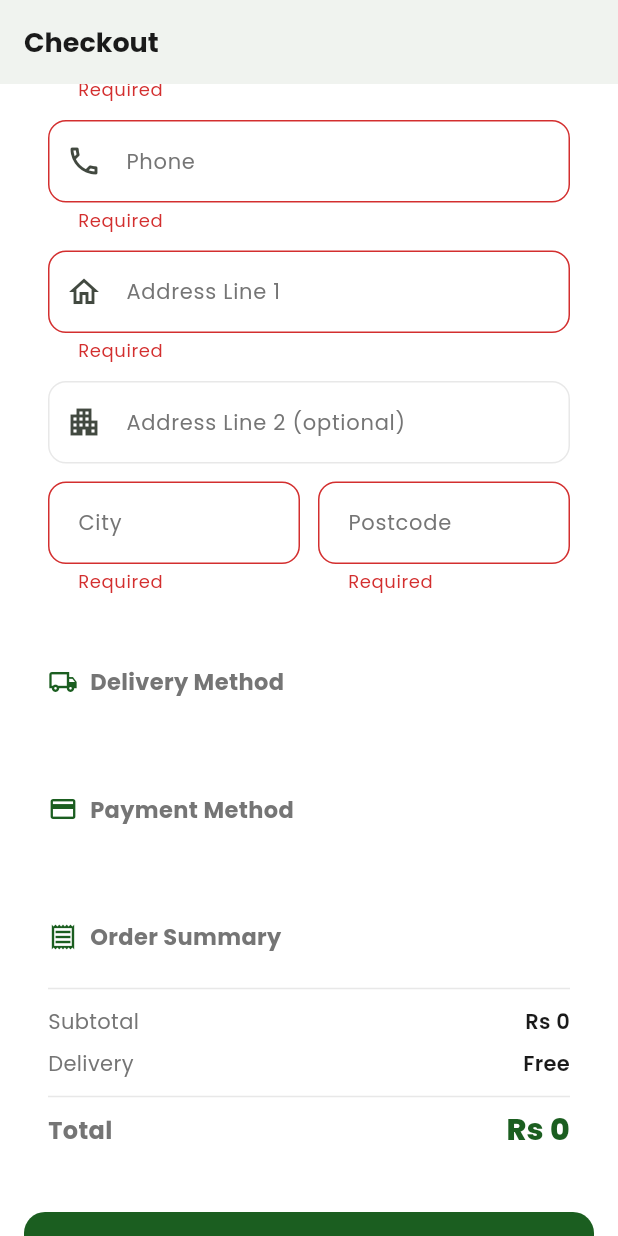
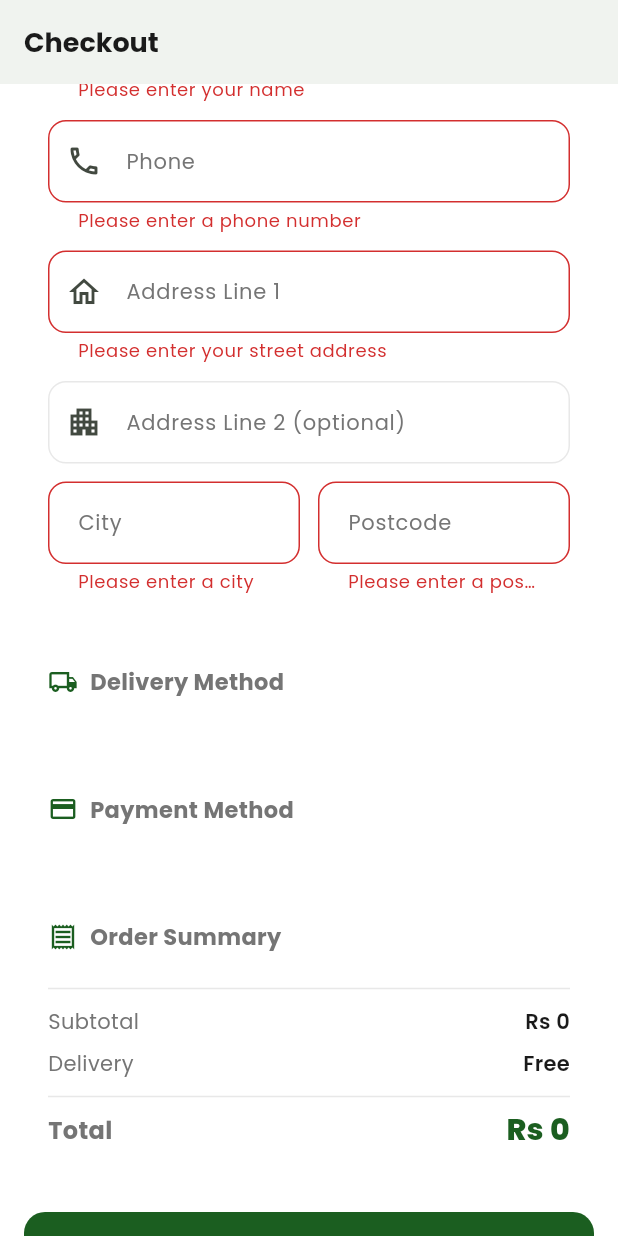
Before and after one commit to rijbai18-beep/forest-shoes, a Flutter app: the CheckoutScreen screen opened by its route, scrolled down 132 dp, after a tap on "Place Order", on a phone screen of 412 x 824 dp. Run offline on Flutter 3.47's test engine with Material 3 defaults, Android fonts, the phone set to English and light mode, and no system bars; drawn by our look-alikes of overlay_support; our stand-ins replace cached_network_image, carousel_slider, cloud_firestore, firebase_auth, firebase_core, firebase_messaging and 12 more; accounts and stored records are empty.

Commit message:
Replace all technical error messages with user-friendly copy
- Cart: coupon placeholder no longer leaks internal 'connect Firebase
  Functions' message; catch block no longer exposes raw exceptions
- Checkout: order failure strips 'Exception:' prefix so the
  stock-out message reads naturally; all 'Required' validators are
  now field-specific (name / phone / address / city / postcode)
- Profile: photo upload failure and profile save fallback no longer
  show raw errors; name validator is field-specific
- Addresses: save failure no longer shows raw exception; all five
  validators are field-specific
- Shop: product load error shows a fixed friendly message instead of
  the raw Firestore exception string
- Routes: error page no longer appends the internal error object
- Login: password reset confirmation is more descriptive
- Product detail: review gate says 'sign in' consistently

Co-Authored-By: Claude Sonnet 4.6 <noreply@anthropic.com>

```diff
--- a/mobile/lib/config/routes.dart
+++ b/mobile/lib/config/routes.dart
@@ -155,7 +155,7 @@ GoRouter createRouter(BuildContext context) {
       ),
     ],
     errorBuilder: (context, state) => Scaffold(
-      body: Center(child: Text('Page not found: ${state.error}')),
+      body: const Center(child: Text('Page not found')),
     ),
   );
 }
--- a/mobile/lib/screens/auth/login_screen.dart
+++ b/mobile/lib/screens/auth/login_screen.dart
@@ -191,7 +191,7 @@ class _LoginScreenState extends State<LoginScreen> {
               // ignore: use_build_context_synchronously
               Navigator.pop(ctx);
               messenger.showSnackBar(
-                const SnackBar(content: Text('Reset email sent.')),
+                const SnackBar(content: Text('Password reset email sent. Please check your inbox.')),
               );
             },
             child: const Text('Send'),
--- a/mobile/lib/screens/cart/cart_screen.dart
+++ b/mobile/lib/screens/cart/cart_screen.dart
@@ -30,10 +30,12 @@ class _CartScreenState extends State<CartScreen> {
     setState(() => _applyingCoupon = true);
     try {
       ScaffoldMessenger.of(context).showSnackBar(
-        const SnackBar(content: Text('Coupon validation — connect Firebase Functions')),
+        const SnackBar(content: Text('This promo code is not valid. Please check the code and try again.')),
       );
     } catch (e) {
-      ScaffoldMessenger.of(context).showSnackBar(SnackBar(content: Text(e.toString())));
+      ScaffoldMessenger.of(context).showSnackBar(
+        const SnackBar(content: Text('Could not apply promo code. Please try again.')),
+      );
     } finally {
       setState(() => _applyingCoupon = false);
     }
--- a/mobile/lib/screens/cart/checkout_screen.dart
+++ b/mobile/lib/screens/cart/checkout_screen.dart
@@ -131,9 +131,14 @@ class _CheckoutScreenState extends State<CheckoutScreen> {
       _showOrderSuccess(orderId);
     } catch (e) {
       if (!mounted) return;
-      ScaffoldMessenger.of(context).showSnackBar(
-        SnackBar(content: Text('Error placing order: $e')),
-      );
+      // Stock-validation exceptions carry user-readable messages; strip the
+      // Dart "Exception: " prefix before showing them. All other failures get
+      // a generic friendly message.
+      final raw = e.toString();
+      final msg = raw.startsWith('Exception: ')
+          ? raw.replaceFirst('Exception: ', '')
+          : 'We could not place your order. Please try again.';
+      ScaffoldMessenger.of(context).showSnackBar(SnackBar(content: Text(msg)));
     } finally {
       setState(() => _placingOrder = false);
     }
@@ -215,7 +220,7 @@ class _CheckoutScreenState extends State<CheckoutScreen> {
                         hint: 'John Doe',
                         prefixIcon: Icons.person_outline,
                         validator: (v) =>
-                            v?.isEmpty == true ? 'Required' : null,
+                            v?.isEmpty == true ? 'Please enter your name' : null,
                       ),
                       const SizedBox(height: 12),
                       CustomTextField(
@@ -225,7 +230,7 @@ class _CheckoutScreenState extends State<CheckoutScreen> {
                         keyboardType: TextInputType.phone,
                         prefixIcon: Icons.phone_outlined,
                         validator: (v) =>
-                            v?.isEmpty == true ? 'Required' : null,
+                            v?.isEmpty == true ? 'Please enter a phone number' : null,
                       ),
                       const SizedBox(height: 12),
                       CustomTextField(
@@ -234,7 +239,7 @@ class _CheckoutScreenState extends State<CheckoutScreen> {
                         hint: '123 Main Street',
                         prefixIcon: Icons.home_outlined,
                         validator: (v) =>
-                            v?.isEmpty == true ? 'Required' : null,
+                            v?.isEmpty == true ? 'Please enter your street address' : null,
                       ),
                       const SizedBox(height: 12),
                       CustomTextField(
@@ -252,7 +257,7 @@ class _CheckoutScreenState extends State<CheckoutScreen> {
                               label: 'City',
                               hint: 'Port Louis',
                               validator: (v) =>
-                                  v?.isEmpty == true ? 'Required' : null,
+                                  v?.isEmpty == true ? 'Please enter a city' : null,
                             ),
                           ),
                           const SizedBox(width: 12),
@@ -263,7 +268,7 @@ class _CheckoutScreenState extends State<CheckoutScreen> {
                               hint: '00000',
                               keyboardType: TextInputType.number,
                               validator: (v) =>
-                                  v?.isEmpty == true ? 'Required' : null,
+                                  v?.isEmpty == true ? 'Please enter a postcode' : null,
                             ),
                           ),
                         ],
--- a/mobile/lib/screens/settings/addresses_screen.dart
+++ b/mobile/lib/screens/settings/addresses_screen.dart
@@ -369,7 +369,7 @@ class _AddressSheetState extends State<_AddressSheet> {
     } catch (e) {
       if (!mounted) return;
       ScaffoldMessenger.of(context).showSnackBar(
-        SnackBar(content: Text('Failed to save: $e')),
+        const SnackBar(content: Text('Could not save address. Please try again.')),
       );
     } finally {
       if (mounted) setState(() => _saving = false);
@@ -415,7 +415,7 @@ class _AddressSheetState extends State<_AddressSheet> {
                 label: 'Full Name',
                 hint: 'John Doe',
                 prefixIcon: Icons.person_outline,
-                validator: (v) => v?.isEmpty == true ? 'Required' : null,
+                validator: (v) => v?.isEmpty == true ? 'Please enter a name' : null,
               ),
               const SizedBox(height: 12),
               CustomTextField(
@@ -424,7 +424,7 @@ class _AddressSheetState extends State<_AddressSheet> {
                 hint: '+230 5XXX XXXX',
                 keyboardType: TextInputType.phone,
                 prefixIcon: Icons.phone_outlined,
-                validator: (v) => v?.isEmpty == true ? 'Required' : null,
+                validator: (v) => v?.isEmpty == true ? 'Please enter a phone number' : null,
               ),
               const SizedBox(height: 12),
               CustomTextField(
@@ -432,7 +432,7 @@ class _AddressSheetState extends State<_AddressSheet> {
                 label: 'Address Line 1',
                 hint: '123 Main Street',
                 prefixIcon: Icons.home_outlined,
-                validator: (v) => v?.isEmpty == true ? 'Required' : null,
+                validator: (v) => v?.isEmpty == true ? 'Please enter your street address' : null,
               ),
               const SizedBox(height: 12),
               CustomTextField(
@@ -450,7 +450,7 @@ class _AddressSheetState extends State<_AddressSheet> {
                       label: 'City',
                       hint: 'Port Louis',
                       validator: (v) =>
-                          v?.isEmpty == true ? 'Required' : null,
+                          v?.isEmpty == true ? 'Please enter a city' : null,
                     ),
                   ),
                   const SizedBox(width: 12),
@@ -461,7 +461,7 @@ class _AddressSheetState extends State<_AddressSheet> {
                       hint: '00000',
                       keyboardType: TextInputType.number,
                       validator: (v) =>
-                          v?.isEmpty == true ? 'Required' : null,
+                          v?.isEmpty == true ? 'Please enter a postcode' : null,
                     ),
                   ),
                 ],
--- a/mobile/lib/screens/settings/profile_screen.dart
+++ b/mobile/lib/screens/settings/profile_screen.dart
@@ -64,7 +64,7 @@ class _ProfileScreenState extends State<ProfileScreen> {
     } catch (e) {
       if (mounted) {
         ScaffoldMessenger.of(context).showSnackBar(
-          SnackBar(content: Text('Photo upload failed: $e')),
+          const SnackBar(content: Text('Could not upload photo. Please try again.')),
         );
       }
       return null;
@@ -170,7 +170,7 @@ class _ProfileScreenState extends State<ProfileScreen> {
                       label: 'Full Name',
                       prefixIcon: Icons.person_outline,
                       validator: (v) =>
-                          v?.isEmpty == true ? 'Required' : null,
+                          v?.isEmpty == true ? 'Please enter your name' : null,
                     ),
                     const SizedBox(height: 16),
                     CustomTextField(
@@ -223,7 +223,7 @@ class _ProfileScreenState extends State<ProfileScreen> {
                 messenger.showSnackBar(SnackBar(
                   content: Text(success
                       ? 'Profile updated!'
-                      : auth.errorMessage ?? 'Error'),
+                      : auth.errorMessage ?? 'Could not update profile. Please try again.'),
                 ));
               },
             ),
--- a/mobile/lib/screens/shop/product_detail_screen.dart
+++ b/mobile/lib/screens/shop/product_detail_screen.dart
@@ -1037,7 +1037,7 @@ class _ReviewsSection extends StatelessWidget {
     final auth = context.read<AuthProvider>();
     if (!auth.isLoggedIn) {
       ScaffoldMessenger.of(context).showSnackBar(
-          const SnackBar(content: Text('Please log in to write a review.')));
+          const SnackBar(content: Text('Please sign in to write a review.')));
       return;
     }
     double rating = 5.0;
```
Also changed, not shown: mobile/lib/screens/shop/shop_screen.dart (+5 -4 lines).
